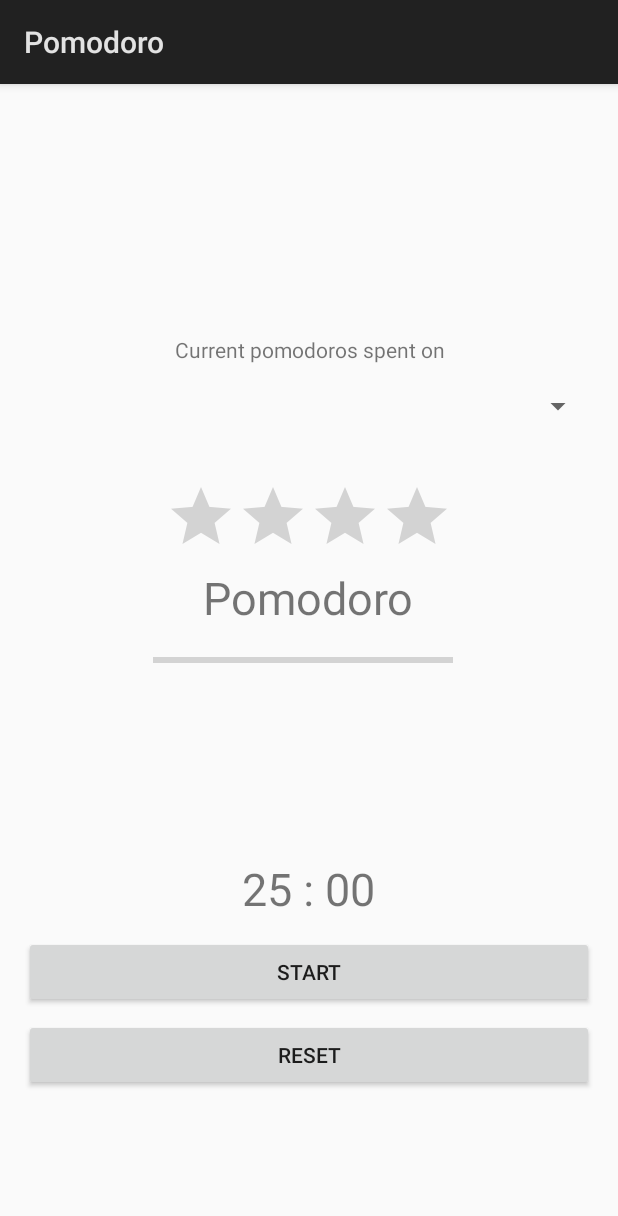
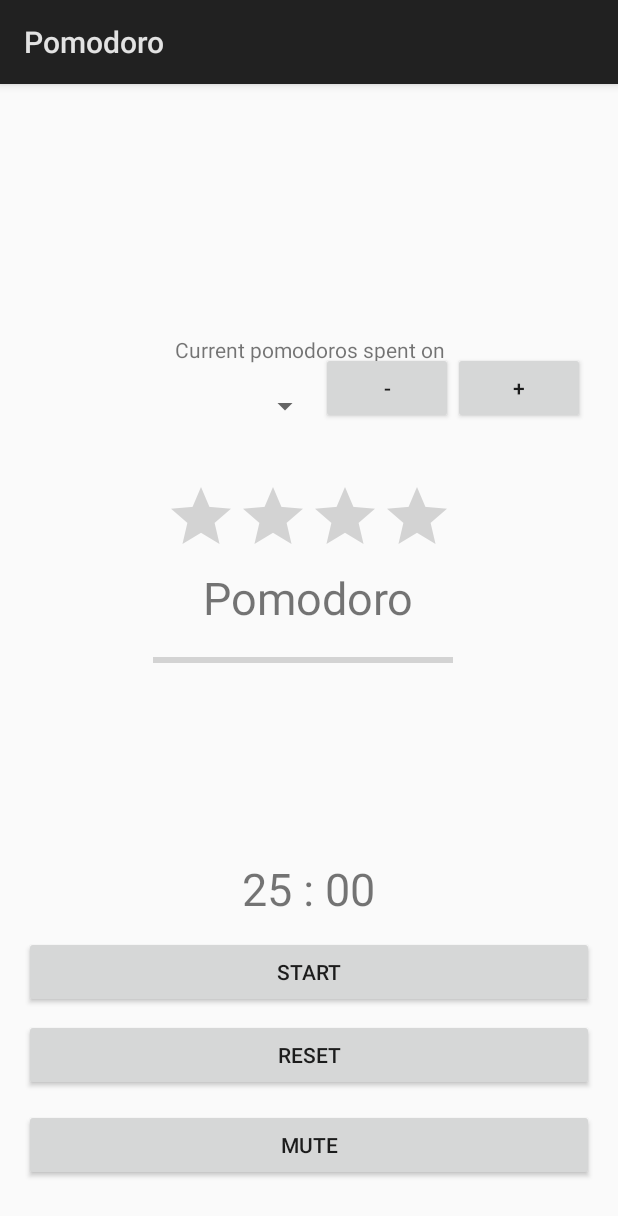
Before and after one commit to AdHominem/Pomodoro, an Android app: the screen it shows after launch (MainActivity), on a phone screen of 412 x 824 dp. Shown: the top 1216 px of the screen. Run offline under Robolectric (Android 15) with nearby library versions, the phone set to English and light mode, and no system bars.

Commit message:
Closes #1

```diff
--- a/app/src/main/AndroidManifest.xml
+++ b/app/src/main/AndroidManifest.xml
@@ -3,6 +3,7 @@
     package="adhominem.pomodoro">
 
     <uses-permission android:name="android.permission.ACCESS_NOTIFICATION_POLICY" />
+    <uses-permission android:name="android.permission.VIBRATE"/>
 
     <application
         android:allowBackup="true"
--- a/app/src/main/java/adhominem/pomodoro/DBHelper.java
+++ b/app/src/main/java/adhominem/pomodoro/DBHelper.java
@@ -11,7 +11,8 @@ class DBHelper extends SQLiteOpenHelper {
             "CREATE TABLE " + DBEntry.TABLE_NAME + " (" +
                     DBEntry._ID + " INTEGER PRIMARY KEY," +
                     DBEntry.COLUMN_NAME_SESSION + " TEXT," +
-                    DBEntry.COLUMN_NAME_COUNT + " TEXT)";
+                    DBEntry.COLUMN_NAME_TIME + " INTEGER," +
+                    DBEntry.COLUMN_NAME_COUNT + " INTEGER)";
 
     private static final String SQL_DELETE_ENTRIES =
             "DROP TABLE IF EXISTS " + DBEntry.TABLE_NAME;
--- a/app/src/main/java/adhominem/pomodoro/DBHelperContract.java
+++ b/app/src/main/java/adhominem/pomodoro/DBHelperContract.java
@@ -9,6 +9,7 @@ final class DBHelperContract {
     static class DBEntry implements BaseColumns {
         static final String TABLE_NAME = "pomodoro";
         static final String COLUMN_NAME_SESSION = "session";
+        static final String COLUMN_NAME_TIME= "time";
         static final String COLUMN_NAME_COUNT = "count";
     }
 }
--- a/app/src/main/res/layout/activity_main.xml
+++ b/app/src/main/res/layout/activity_main.xml
@@ -9,6 +9,16 @@
     android:paddingRight="@dimen/activity_horizontal_margin"
     android:paddingTop="@dimen/activity_vertical_margin"
     tools:context="adhominem.pomodoro.MainActivity">
+
+    <Button
+        android:id="@+id/button2"
+        android:layout_width="match_parent"
+        android:layout_height="wrap_content"
+        android:layout_alignStart="@+id/startButton"
+        android:layout_below="@+id/timeDisplay"
+        android:layout_marginTop="55dp"
+        android:onClick="reset"
+        android:text="Reset" />
 
     <Button
         android:text="Start"
@@ -31,14 +41,14 @@
         android:textSize="30sp" />
 
     <Button
-        android:text="Reset"
+        android:id="@+id/muteButton"
         android:layout_width="match_parent"
         android:layout_height="wrap_content"
-        android:layout_below="@+id/timeDisplay"
-        android:layout_alignStart="@+id/startButton"
-        android:layout_marginTop="55dp"
-        android:id="@+id/resetButton"
-        android:onClick="reset" />
+        android:layout_alignParentStart="true"
+        android:layout_below="@+id/button2"
+        android:layout_marginTop="12dp"
+        android:onClick="mute"
+        android:text="Mute" />
 
     <TextView
         android:text="Pomodoro"
@@ -70,12 +80,12 @@
     <Spinner
         android:layout_width="fill_parent"
         android:layout_height="wrap_content"
-        android:entries="@array/session"
         android:textAlignment="center"
         android:layout_above="@+id/ratingBar"
         android:layout_alignParentStart="true"
         android:layout_marginBottom="38dp"
-        android:id="@+id/spinner" />
+        android:id="@+id/spinner"
+        android:layout_toStartOf="@+id/deleteSessionButton" />
 
     <TextView
         android:text="Current pomodoros spent on"
@@ -87,4 +97,24 @@
         android:layout_marginBottom="16dp"
         android:id="@+id/pomodoroStatsText" />
 
+    <Button
+        android:id="@+id/addSessionButton"
+        android:layout_width="wrap_content"
+        android:layout_height="wrap_content"
+        android:onClick="promptForAddSession"
+        android:text="+"
+        android:layout_alignBaseline="@+id/deleteSessionButton"
+        android:layout_alignBottom="@+id/deleteSessionButton"
+        android:layout_toEndOf="@+id/ratingBar" />
+
+    <Button
+        android:id="@+id/deleteSessionButton"
+        android:layout_width="wrap_content"
+        android:layout_height="wrap_content"
+        android:layout_alignBaseline="@+id/spinner"
+        android:layout_alignBottom="@+id/spinner"
+        android:layout_toStartOf="@+id/addSessionButton"
+        android:onClick="promptForDeleteSession"
+        android:text="-" />
+
 </RelativeLayout>
```
Also changed, not shown: app/src/main/java/adhominem/pomodoro/MainActivity.java (+25 -19 lines).
